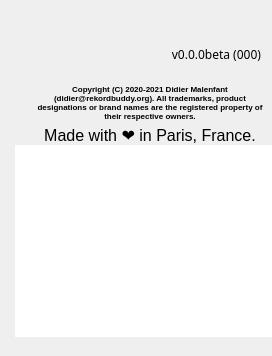
Qt form UI/UiMainWindow/Objects/AboutDialog.ui (prk0ghy/RekordBuddy) before a commit.
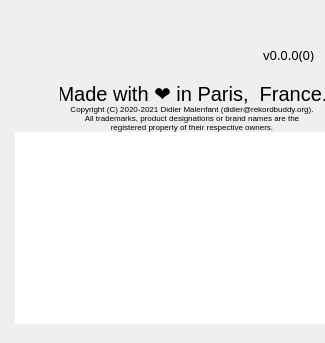
The same form after that commit. Icons and pictures are not drawn. Custom widgets are drawn as their Qt base class.

Commit message:
Tweaked some UI components to remove outdated stuff.
Fixed some URLs, remved references to websites that no longer exists, tweaked the about window and improved some messages to make them more in line with the open source builds.

What changed in the file:
```diff
--- a/UI/UiMainWindow/Objects/AboutDialog.ui
+++ b/UI/UiMainWindow/Objects/AboutDialog.ui
@@ -219,6 +219,22 @@
          <property name="bottomMargin">
           <number>0</number>
          </property>
+         <item>
+          <spacer name="horizontalSpacer_4">
+           <property name="orientation">
+            <enum>Qt::Horizontal</enum>
+           </property>
+           <property name="sizeType">
+            <enum>QSizePolicy::Fixed</enum>
+           </property>
+           <property name="sizeHint" stdset="0">
+            <size>
+             <width>15</width>
+             <height>20</height>
+            </size>
+           </property>
+          </spacer>
+         </item>
          <item>
           <widget class="QLabel" name="versionLabel">
            <property name="sizePolicy">
@@ -236,15 +252,16 @@
            <property name="font">
             <font>
              <family>American Typewriter</family>
+             <pointsize>10</pointsize>
              <weight>50</weight>
              <bold>false</bold>
             </font>
            </property>
            <property name="text">
-            <string>v0.0.0beta (000)</string>
+            <string>v0.0.0(0)</string>
            </property>
            <property name="alignment">
-            <set>Qt::AlignRight|Qt::AlignTrailing|Qt::AlignVCenter</set>
+            <set>Qt::AlignRight|Qt::AlignTop|Qt::AlignTrailing</set>
            </property>
           </widget>
          </item>
@@ -281,7 +298,7 @@
            </property>
            <property name="sizeHint" stdset="0">
             <size>
-             <width>32</width>
+             <width>33</width>
              <height>20</height>
             </size>
            </property>
@@ -297,7 +314,7 @@
            </property>
            <property name="maximumSize">
             <size>
-             <width>287</width>
+             <width>292</width>
              <height>73</height>
             </size>
            </property>
@@ -323,6 +340,80 @@
           <number>0</number>
          </property>
          <item>
+          <spacer name="horizontalSpacer_5">
+           <property name="orientation">
+            <enum>Qt::Horizontal</enum>
+           </property>
+           <property name="sizeType">
+            <enum>QSizePolicy::Fixed</enum>
+           </property>
+           <property name="sizeHint" stdset="0">
+            <size>
+             <width>32</width>
+             <height>20</height>
+            </size>
+           </property>
+          </spacer>
+         </item>
+         <item>
+          <widget class="QLabel" name="madeInParis">
+           <property name="sizePolicy">
+            <sizepolicy hsizetype="Fixed" vsizetype="Fixed">
+             <horstretch>0</horstretch>
+             <verstretch>0</verstretch>
+            </sizepolicy>
+           </property>
+           <property name="maximumSize">
+            <size>
+             <width>265</width>
+             <height>20</height>
+            </size>
+           </property>
+           <property name="font">
+            <font>
+             <pointsize>15</pointsize>
+             <weight>50</weight>
+             <bold>false</bold>
+            </font>
+           </property>
+           <property name="text">
+            <string>Made with ❤️ in Paris,  France.</string>
+           </property>
+           <property name="alignment">
+            <set>Qt::AlignCenter</set>
+           </property>
+          </widget>
+         </item>
+        </layout>
+       </item>
+       <item>
+        <layout class="QHBoxLayout" name="horizontalLayout_2">
+         <property name="spacing">
+          <number>0</number>
+         </property>
+         <property name="sizeConstraint">
+          <enum>QLayout::SetFixedSize</enum>
+         </property>
+         <property name="topMargin">
+          <number>0</number>
+         </property>
+         <item>
+          <spacer name="horizontalSpacer_6">
+           <property name="orientation">
+            <enum>Qt::Horizontal</enum>
+           </property>
+           <property name="sizeType">
+            <enum>QSizePolicy::Fixed</enum>
+           </property>
+           <property name="sizeHint" stdset="0">
+            <size>
+             <width>32</width>
+             <height>20</height>
+            </size>
+           </property>
+          </spacer>
+         </item>
+         <item>
           <widget class="QLabel" name="legalLabel">
            <property name="sizePolicy">
             <sizepolicy hsizetype="Fixed" vsizetype="Fixed">
@@ -339,8 +430,8 @@
            <property name="font">
             <font>
              <pointsize>6</pointsize>
-             <weight>75</weight>
-             <bold>true</bold>
+             <weight>50</weight>
+             <bold>false</bold>
              <kerning>true</kerning>
             </font>
            </property>
@@ -357,62 +448,6 @@
          </item>
         </layout>
        </item>
-       <item>
-        <spacer name="verticalSpacer_2">
-         <property name="orientation">
-          <enum>Qt::Vertical</enum>
-         </property>
-         <property name="sizeType">
-          <enum>QSizePolicy::Fixed</enum>
-         </property>
-         <property name="sizeHint" stdset="0">
-          <size>
-           <width>20</width>
-           <height>5</height>
-          </size>
-         </property>
-        </spacer>
-       </item>
-       <item>
-        <layout class="QHBoxLayout" name="horizontalLayout_2">
-         <property name="spacing">
-          <number>0</number>
-         </property>
-         <property name="sizeConstraint">
-          <enum>QLayout::SetFixedSize</enum>
-         </property>
-         <property name="topMargin">
-          <number>0</number>
-         </property>
-         <item>
-          <widget class="QLabel" name="madeInParis">
-           <property name="sizePolicy">
-            <sizepolicy hsizetype="Fixed" vsizetype="Fixed">
-             <horstretch>0</horstretch>
-             <verstretch>0</verstretch>
-            </sizepolicy>
-           </property>
-           <property name="maximumSize">
-            <size>
-             <width>265</width>
-             <height>20</height>
-            </size>
-           </property>
-           <property name="font">
-            <font>
-             <pointsize>12</pointsize>
-            </font>
-           </property>
-           <property name="text">
-            <string>Made with ❤️ in Paris, France.</string>
-           </property>
-           <property name="alignment">
-            <set>Qt::AlignCenter</set>
-           </property>
-          </widget>
-         </item>
-        </layout>
-       </item>
       </layout>
      </item>
     </layout>
```
The commit also changes 6 other files.
